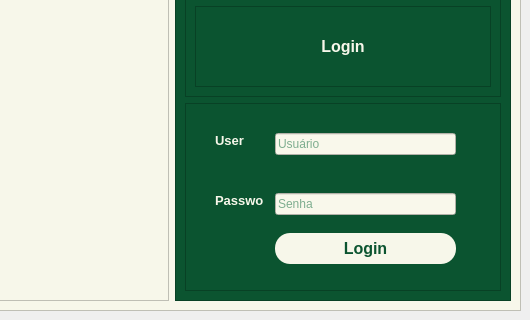
The window that login.ui (ManelFer/SistemaDti1) describes before a commit, drawn with Qt 5; both pictures show x 187 to 717 and y 120 to 440 of the 717 by 440 pixel window.
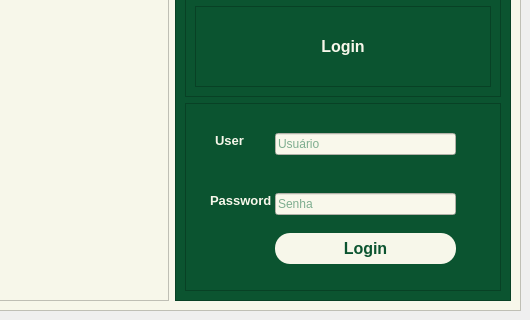
The same window after the commit. Icons and pictures are not drawn.

Commit message: alteração

Patch:
```diff
--- a/login.ui
+++ b/login.ui
@@ -226,9 +226,9 @@
             <widget class="QLabel" name="txt_pass">
              <property name="geometry">
               <rect>
-               <x>30</x>
+               <x>25</x>
                <y>90</y>
-               <width>49</width>
+               <width>61</width>
                <height>16</height>
               </rect>
              </property>
```
Left out of the diff: 3 changed lines with no effect on the pictures.
